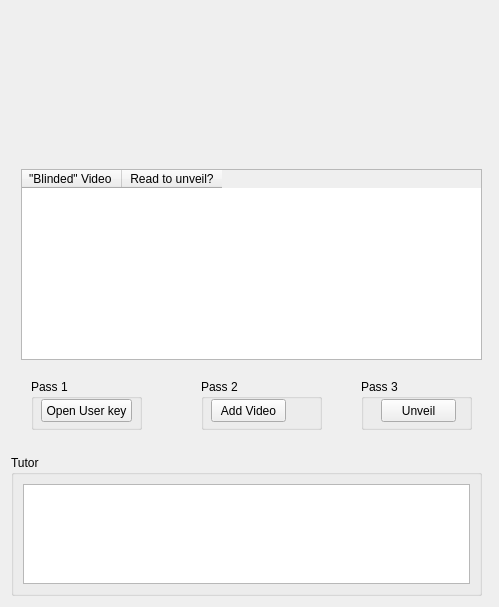
Qt form src/telaunveil.ui (EthoWatcher/ethowatcher) before a commit.
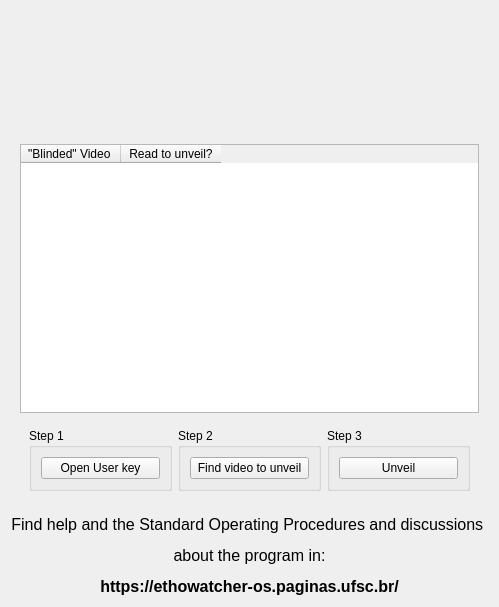
The same form after that commit. Icons and pictures are not drawn.

Commit message: Removido os tutores da telafluxocomportamental.ui telaunveil.ui

Diff of the .ui file:
```diff
--- a/src/telaunveil.ui
+++ b/src/telaunveil.ui
@@ -22,21 +22,21 @@
        <height>100</height>
       </size>
      </property>
+     <layout class="QVBoxLayout" name="verticalLayout_2">
+      <item>
      <widget class="QLabel" name="label">
-      <property name="geometry">
-       <rect>
-        <x>10</x>
-        <y>10</y>
-        <width>461</width>
-        <height>111</height>
-       </rect>
-      </property>
       <property name="minimumSize">
        <size>
         <width>0</width>
         <height>100</height>
        </size>
       </property>
+        <property name="maximumSize">
+         <size>
+          <width>16777215</width>
+          <height>120</height>
+         </size>
+        </property>
       <property name="text">
        <string/>
       </property>
@@ -47,6 +47,8 @@
        <bool>true</bool>
       </property>
      </widget>
+      </item>
+     </layout>
     </widget>
    </item>
    <item>
@@ -57,93 +59,9 @@
        <height>280</height>
       </size>
      </property>
-     <widget class="QGroupBox" name="groupBox">
-      <property name="geometry">
-       <rect>
-        <x>20</x>
-        <y>220</y>
-        <width>111</width>
-        <height>51</height>
-       </rect>
-      </property>
-      <property name="title">
-       <string>Pass 1</string>
-      </property>
-      <widget class="QPushButton" name="pbUserKey">
-       <property name="geometry">
-        <rect>
-         <x>10</x>
-         <y>20</y>
-         <width>91</width>
-         <height>23</height>
-        </rect>
-       </property>
-       <property name="text">
-        <string>Open User key</string>
-       </property>
-      </widget>
-     </widget>
-     <widget class="QGroupBox" name="groupBox_2">
-      <property name="geometry">
-       <rect>
-        <x>350</x>
-        <y>220</y>
-        <width>111</width>
-        <height>51</height>
-       </rect>
-      </property>
-      <property name="title">
-       <string>Pass 3</string>
-      </property>
-      <widget class="QPushButton" name="pbUnveil">
-       <property name="geometry">
-        <rect>
-         <x>20</x>
-         <y>20</y>
-         <width>75</width>
-         <height>23</height>
-        </rect>
-       </property>
-       <property name="text">
-        <string>Unveil</string>
-       </property>
-      </widget>
-     </widget>
-     <widget class="QGroupBox" name="groupBox_4">
-      <property name="geometry">
-       <rect>
-        <x>190</x>
-        <y>220</y>
-        <width>121</width>
-        <height>51</height>
-       </rect>
-      </property>
-      <property name="title">
-       <string>Pass 2</string>
-      </property>
-      <widget class="QPushButton" name="pbAddVideo">
-       <property name="geometry">
-        <rect>
-         <x>10</x>
-         <y>20</y>
-         <width>75</width>
-         <height>23</height>
-        </rect>
-       </property>
-       <property name="text">
-        <string>Add Video</string>
-       </property>
-      </widget>
-     </widget>
+     <layout class="QVBoxLayout" name="verticalLayout_6">
+      <item>
      <widget class="QTableWidget" name="tabCego">
-      <property name="geometry">
-       <rect>
-        <x>10</x>
-        <y>10</y>
-        <width>461</width>
-        <height>191</height>
-       </rect>
-      </property>
       <property name="selectionMode">
        <enum>QAbstractItemView::SingleSelection</enum>
       </property>
@@ -164,34 +82,72 @@
        </property>
       </column>
      </widget>
-    </widget>
    </item>
    <item>
-    <widget class="QWidget" name="widget_3" native="true">
-     <property name="minimumSize">
-      <size>
-       <width>441</width>
-       <height>151</height>
-      </size>
-     </property>
-     <widget class="QGroupBox" name="groupBox_3">
-      <property name="geometry">
-       <rect>
-        <x>0</x>
-        <y>10</y>
-        <width>471</width>
-        <height>141</height>
-       </rect>
-      </property>
-      <property name="title">
-       <string>Tutor</string>
-      </property>
+       <widget class="QWidget" name="widget_4" native="true">
       <layout class="QHBoxLayout" name="horizontalLayout">
        <item>
-        <widget class="QTextEdit" name="textEdit"/>
+          <widget class="QGroupBox" name="groupBox">
+           <property name="title">
+            <string>Step 1</string>
+           </property>
+           <layout class="QVBoxLayout" name="verticalLayout_3">
+            <item>
+             <widget class="QPushButton" name="pbUserKey">
+              <property name="text">
+               <string>Open User key</string>
+              </property>
+             </widget>
        </item>
       </layout>
      </widget>
+         </item>
+         <item>
+          <widget class="QGroupBox" name="groupBox_4">
+           <property name="title">
+            <string>Step 2</string>
+           </property>
+           <layout class="QVBoxLayout" name="verticalLayout_4">
+            <item>
+             <widget class="QPushButton" name="pbAddVideo">
+              <property name="text">
+               <string>Find video to unveil</string>
+              </property>
+             </widget>
+            </item>
+           </layout>
+          </widget>
+         </item>
+         <item>
+          <widget class="QGroupBox" name="groupBox_2">
+           <property name="title">
+            <string>Step 3</string>
+           </property>
+           <layout class="QVBoxLayout" name="verticalLayout_5">
+            <item>
+             <widget class="QPushButton" name="pbUnveil">
+              <property name="text">
+               <string>Unveil</string>
+              </property>
+             </widget>
+            </item>
+           </layout>
+          </widget>
+         </item>
+        </layout>
+       </widget>
+      </item>
+     </layout>
+     <zorder>tabCego</zorder>
+     <zorder>widget</zorder>
+     <zorder>widget_4</zorder>
+    </widget>
+   </item>
+   <item>
+    <widget class="QLabel" name="label_3">
+     <property name="text">
+      <string>&lt;html&gt;&lt;head/&gt;&lt;body&gt;&lt;p align=&quot;center&quot;&gt;&lt;span style=&quot; font-size:12pt;&quot;&gt;Find help and the Standard Operating Procedures and discussions &lt;/span&gt;&lt;/p&gt;&lt;p align=&quot;center&quot;&gt;&lt;span style=&quot; font-size:12pt;&quot;&gt;about the program in:&lt;/span&gt;&lt;/p&gt;&lt;p align=&quot;center&quot;&gt;&lt;span style=&quot; font-size:12pt;&quot;/&gt;&lt;span style=&quot; font-size:12pt; font-weight:600;&quot;&gt;https://ethowatcher-os.paginas.ufsc.br/&lt;/span&gt;&lt;/p&gt;&lt;/body&gt;&lt;/html&gt;</string>
+     </property>
     </widget>
    </item>
   </layout>
```
Lines whose indentation alone changed are shown as unchanged. The commit also changes 1 other file.
